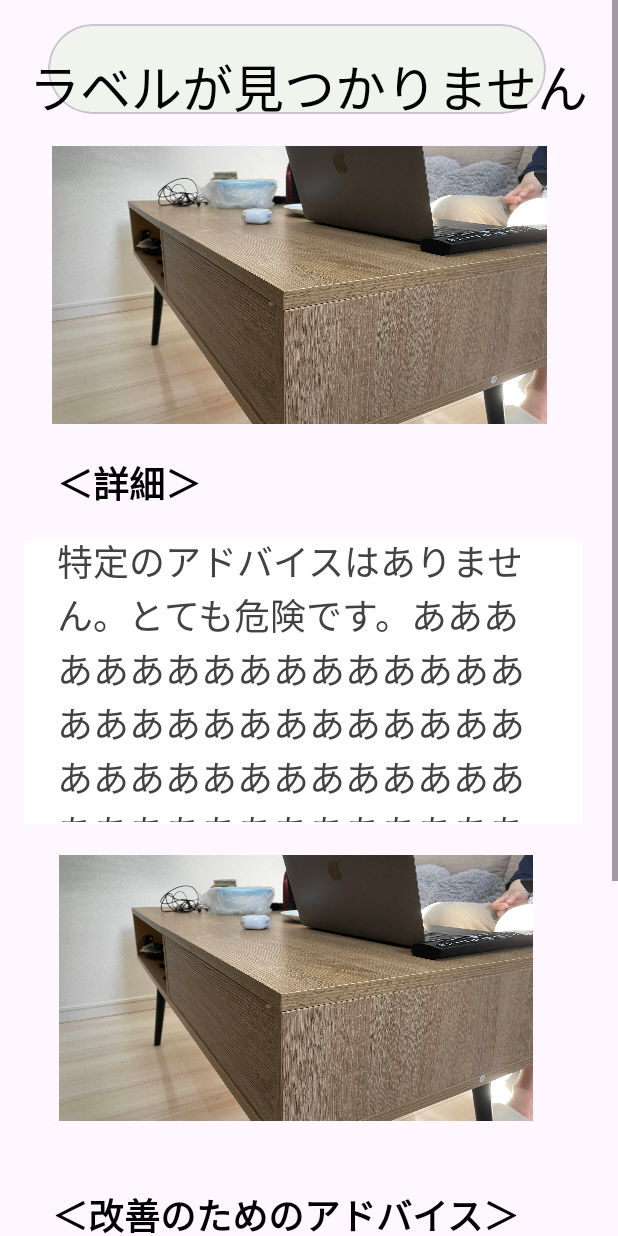
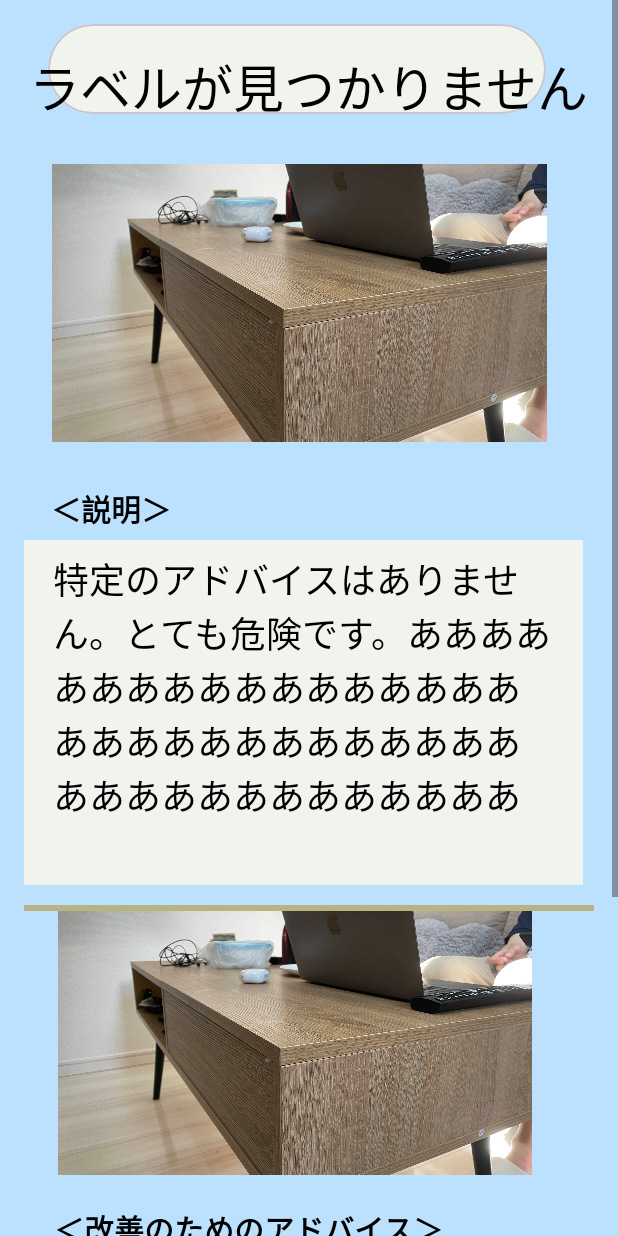
Before and after one commit to hacku2024-fantasticfour/app, an Android app built with Jetpack Compose: the ExplaintextActivity screen opened directly, with no data from a screen before it, on a phone screen of 412 x 824 dp. Run offline under Robolectric (Android 15) with nearby library versions, the phone set to English and light mode, and no system bars.

Commit message:
動作確認

```diff
--- a/app/src/main/res/layout/activity_explaintext.xml
+++ b/app/src/main/res/layout/activity_explaintext.xml
@@ -22,7 +22,7 @@
         <androidx.constraintlayout.widget.ConstraintLayout
             android:layout_width="match_parent"
             android:layout_height="wrap_content"
-            android:backgroundTint="#60FFFFFF"
+            android:background="#BBE1FF"
             android:padding="16dp">
 
 
@@ -39,6 +39,10 @@
                 app:layout_constraintTop_toTopOf="parent"
                 app:layout_constraintVertical_bias="0.0">
 
+                <View
+                    android:id="@+id/view2"
+                    android:layout_width="335dp"
+                    android:layout_height="match_parent" />
             </com.google.android.material.card.MaterialCardView>
 
             <TextView
@@ -57,11 +61,11 @@
 
             <View
                 android:id="@+id/view3"
-                android:layout_width="394dp"
-                android:layout_height="189dp"
+                android:layout_width="388dp"
+                android:layout_height="230dp"
                 android:layout_marginTop="344dp"
                 android:layout_marginEnd="8dp"
-                android:background="#FFFFFF"
+                android:background="#F1F4EE"
                 app:layout_constraintEnd_toEndOf="parent"
                 app:layout_constraintTop_toTopOf="parent" />
 
@@ -69,9 +73,9 @@
                 android:id="@+id/view4"
                 android:layout_width="388dp"
                 android:layout_height="230dp"
-                android:layout_marginTop="832dp"
-                android:layout_marginEnd="8dp"
-                android:background="#FFFFFF"
+                android:layout_marginTop="828dp"
+                android:layout_marginEnd="4dp"
+                android:background="#F1F4EE"
                 app:layout_constraintEnd_toEndOf="parent"
                 app:layout_constraintTop_toTopOf="parent"
                 tools:ignore="DuplicateIds" />
@@ -81,7 +85,7 @@
                 android:layout_width="330dp"
                 android:layout_height="228dp"
                 android:layout_gravity="center"
-                android:layout_marginTop="60dp"
+                android:layout_marginTop="72dp"
                 app:layout_constraintEnd_toEndOf="parent"
                 app:layout_constraintHorizontal_bias="0.367"
                 app:layout_constraintStart_toStartOf="parent"
@@ -90,11 +94,11 @@
 
             <TextView
                 android:id="@+id/explain_text"
-                android:layout_width="329dp"
-                android:layout_height="192dp"
+                android:layout_width="335dp"
+                android:layout_height="186dp"
                 android:layout_marginTop="52dp"
                 android:text="TextView"
-                android:textColor="#424242"
+                android:textColor="#000000"
                 android:textSize="24sp"
                 app:layout_constraintEnd_toEndOf="parent"
                 app:layout_constraintHorizontal_bias="0.431"
@@ -106,12 +110,12 @@
                 android:id="@+id/advice_text"
                 android:layout_width="346dp"
                 android:layout_height="196dp"
-                android:layout_marginTop="560dp"
+                android:layout_marginTop="528dp"
                 android:text="TextView"
-                android:textColor="#424242"
+                android:textColor="#000000"
                 android:textSize="24sp"
                 app:layout_constraintEnd_toEndOf="parent"
-                app:layout_constraintHorizontal_bias="0.181"
+                app:layout_constraintHorizontal_bias="0.333"
                 app:layout_constraintStart_toStartOf="parent"
                 app:layout_constraintTop_toBottomOf="@id/denger_image"
                 tools:text="Advice based on detected label" />
@@ -130,9 +134,9 @@
                 android:id="@+id/advice_image"
                 android:layout_width="316dp"
                 android:layout_height="181dp"
-                android:layout_marginTop="492dp"
+                android:layout_marginTop="516dp"
                 app:layout_constraintEnd_toEndOf="parent"
-                app:layout_constraintHorizontal_bias="0.365"
+                app:layout_constraintHorizontal_bias="0.349"
                 app:layout_constraintStart_toStartOf="parent"
                 app:layout_constraintTop_toTopOf="@+id/denger_image"
                 tools:srcCompat="@tools:sample/avatars" />
@@ -141,26 +145,37 @@
                 android:id="@+id/textView2"
                 android:layout_width="162dp"
                 android:layout_height="35dp"
-                android:layout_marginTop="288dp"
-                android:layout_marginEnd="196dp"
-                android:text="＜詳細＞"
+                android:layout_marginTop="308dp"
+                android:layout_marginEnd="200dp"
+                android:text="＜説明＞"
                 android:textColor="#000000"
-                android:textSize="24sp"
+                android:textSize="20sp"
                 android:textStyle="bold"
                 app:layout_constraintEnd_toEndOf="parent"
                 app:layout_constraintTop_toTopOf="parent" />
 
             <TextView
-                android:layout_width="337dp"
-                android:layout_height="37dp"
-                android:layout_marginTop="776dp"
-                android:layout_marginEnd="24dp"
+                android:layout_width="284dp"
+                android:layout_height="38dp"
+                android:layout_marginTop="788dp"
+                android:layout_marginEnd="76dp"
                 android:text="＜改善のためのアドバイス＞"
                 android:textColor="#000000"
-                android:textSize="24sp"
+                android:textSize="20sp"
                 android:textStyle="bold"
                 app:layout_constraintEnd_toEndOf="parent"
                 app:layout_constraintTop_toTopOf="parent" />
+
+            <View
+                android:id="@+id/separator2"
+                android:layout_width="0dp"
+                android:layout_height="4dp"
+                android:layout_marginTop="520dp"
+                android:background="#B8B384"
+                app:layout_constraintEnd_toEndOf="parent"
+                app:layout_constraintHorizontal_bias="0.0"
+                app:layout_constraintStart_toStartOf="parent"
+                app:layout_constraintTop_toBottomOf="@id/label_text_view" />
 
 
         </androidx.constraintlayout.widget.ConstraintLayout>
```
